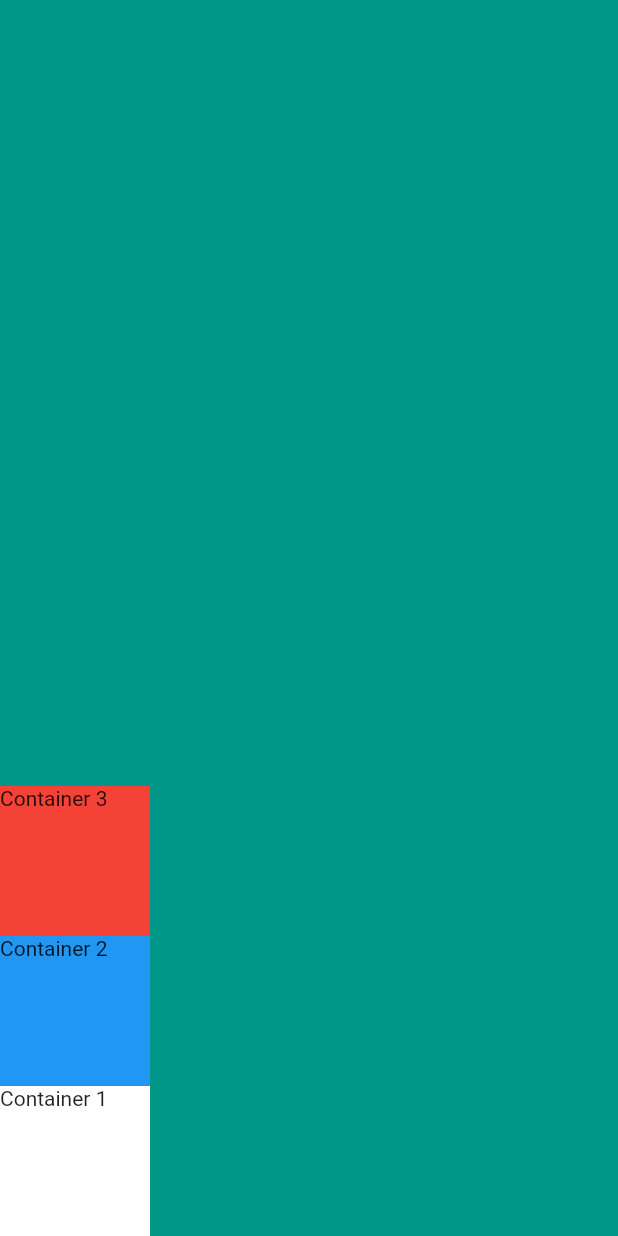
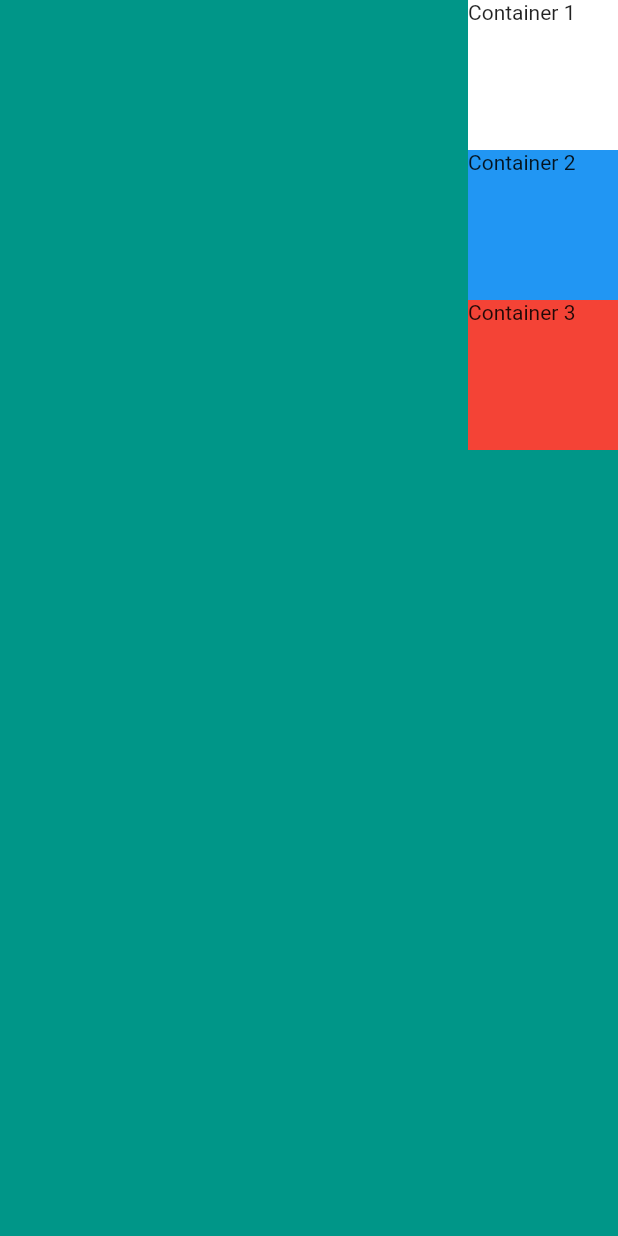
Before and after one commit to SagarKadam32/Flutter, a Flutter app: the screen it shows after launch, on a phone screen of 412 x 824 dp. Run offline on Flutter 3.47's test engine with Material 2 defaults, Android fonts, the phone set to English and light mode, and no system bars.

Commit message:
Column Alignment - CrossAxisAlignment.end

```diff
--- a/mi_card_flutter/lib/main.dart
+++ b/mi_card_flutter/lib/main.dart
@@ -12,8 +12,7 @@ class MyApp extends StatelessWidget {
         backgroundColor: Colors.teal,
         body: SafeArea(
           child: Column(
-            verticalDirection: VerticalDirection.up,
-            mainAxisAlignment: MainAxisAlignment.start,
+            crossAxisAlignment: CrossAxisAlignment.end,
             children: [
               Container(
                 height: 100,
@@ -32,6 +31,10 @@ class MyApp extends StatelessWidget {
                 width: 100,
                 color: Colors.red,
                 child: const Text('Container 3'),
+              ),
+              Container(
+                width: double.infinity,
+                height: 10.0,
               )
             ],
           ),
```
